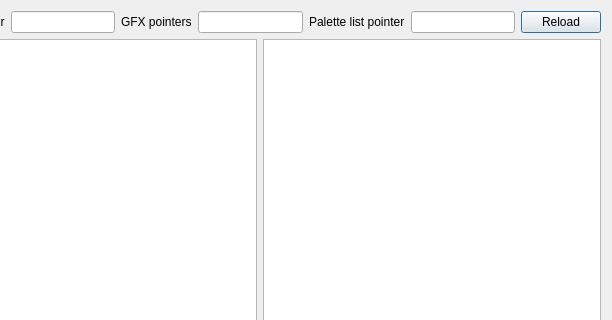
Old version of the form dsvedit/menu_editor.ui in the repository LagoLunatic/DSVEdit; both pictures show x 93 to 705 and y 0 to 320 of the 705 by 486 pixel window.
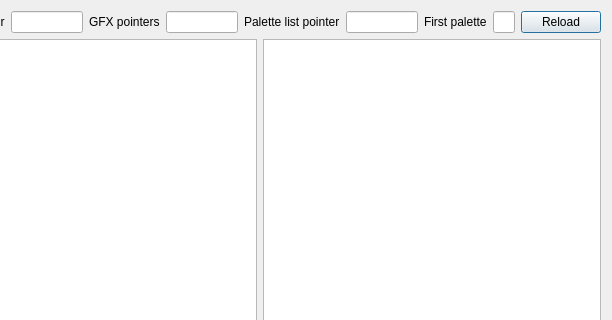
New version of the form.

Commit message: Menu editor: Add support for using palette lists with a first index offset

```diff
--- a/dsvedit/menu_editor.ui
+++ b/dsvedit/menu_editor.ui
@@ -46,6 +46,23 @@
      <item>
       <widget class="QLineEdit" name="palette_list_pointer"/>
      </item>
+     <item>
+      <widget class="QLabel" name="label_2">
+       <property name="text">
+        <string>First palette</string>
+       </property>
+      </widget>
+     </item>
+     <item>
+      <widget class="QLineEdit" name="first_palette_index">
+       <property name="maximumSize">
+        <size>
+         <width>30</width>
+         <height>16777215</height>
+        </size>
+       </property>
+      </widget>
+     </item>
      <item>
       <widget class="QPushButton" name="reload_button">
        <property name="text">
```
The commit also changes 2 other files.
